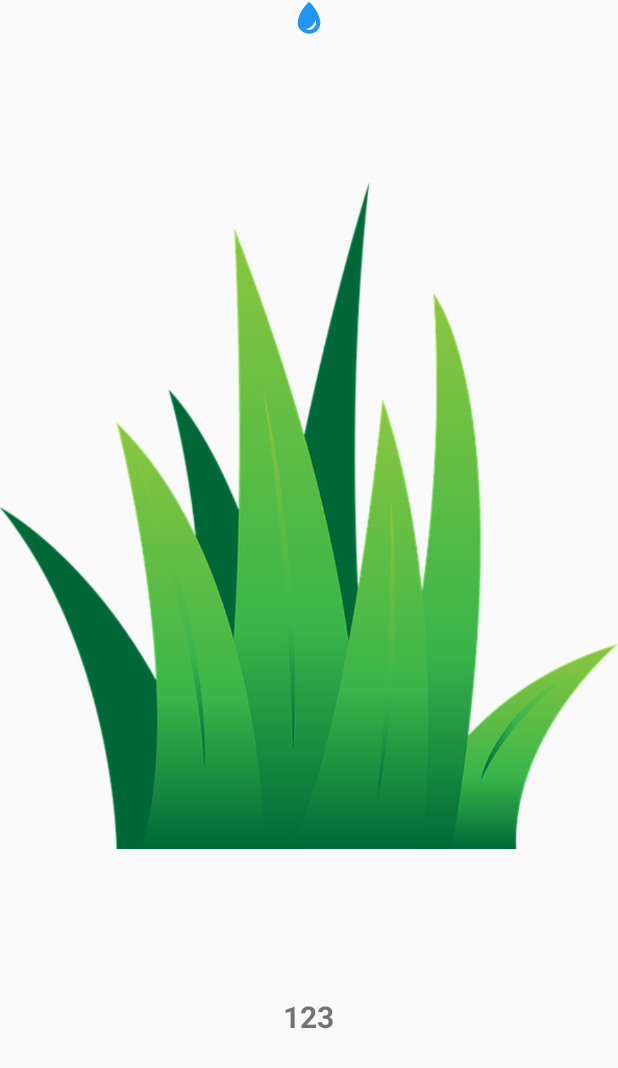
After one commit to ichanafisah/Udacity-WidgetMyGarden, an Android app: the layout plant_widget_provider.xml on its own in the app's theme, with its tools: preview values and no code run, on a phone screen of 412 x 824 dp. The commit adds this screen. Shown: the top 1068 px of the screen. Run offline under Robolectric (Android 15) with nearby library versions, the phone set to English and light mode, and no system bars.

Commit message:
Add New Widget

```diff
--- /dev/null
+++ b/app/src/main/res/layout/plant_widget_provider.xml
@@ -0,0 +1,31 @@
+<LinearLayout xmlns:android="http://schemas.android.com/apk/res/android"
+    xmlns:tools="http://schemas.android.com/tools"
+    android:layout_width="match_parent"
+    android:layout_height="match_parent"
+    android:orientation="vertical">
+
+    <ImageView
+        android:id="@+id/widget_water_button"
+        android:layout_width="wrap_content"
+        android:layout_height="wrap_content"
+        android:layout_gravity="center_horizontal"
+        android:src="@drawable/water_drop_blue" />
+
+    <ImageView
+        android:id="@+id/widget_plant_image"
+        android:layout_width="wrap_content"
+        android:layout_height="wrap_content"
+        android:layout_gravity="center"
+        android:src="@drawable/grass" />
+
+    <TextView
+        android:id="@+id/widget_plant_name"
+        android:layout_width="wrap_content"
+        android:layout_height="wrap_content"
+        android:layout_gravity="center_horizontal"
+        android:textAlignment="center"
+        android:textSize="20sp"
+        android:textStyle="bold"
+        tools:text="123" />
+
+</LinearLayout>
```
Also changed, not shown: app/src/main/java/com/example/android/mygarden/PlantWidgetProvider.java (added, +49 -0 lines), app/src/main/res/values/dimens.xml (+7 -0 lines), app/src/main/res/xml/plant_widget_provider_info.xml (added, +9 -0 lines), app/build.gradle (line endings or trailing spaces).
